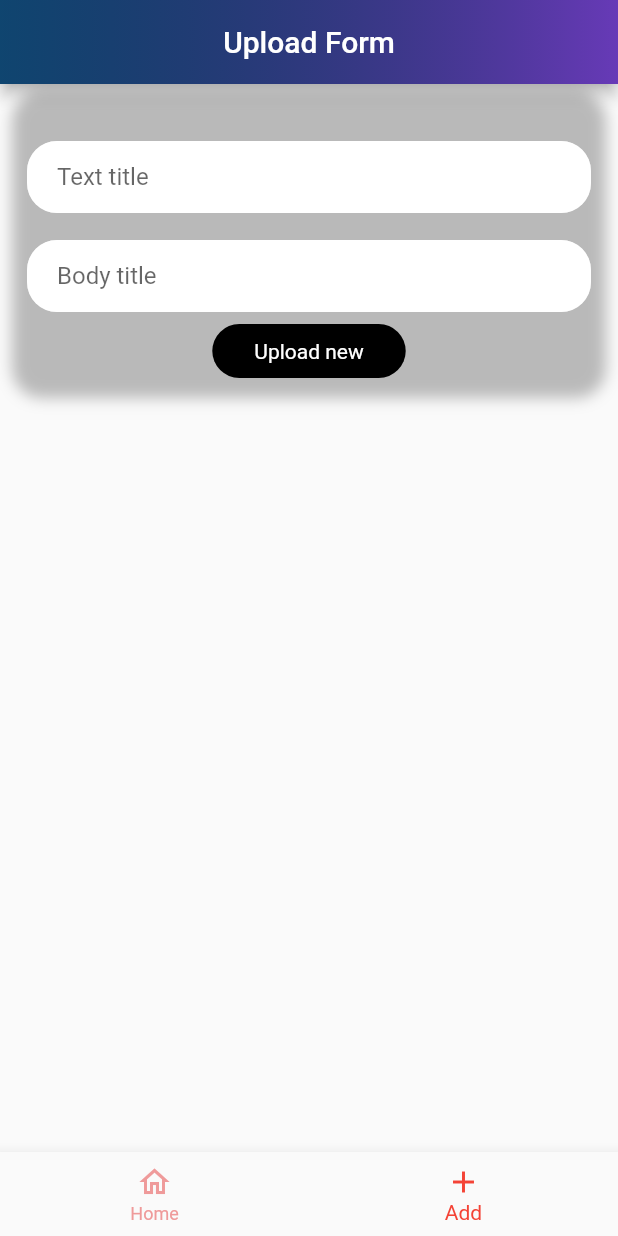
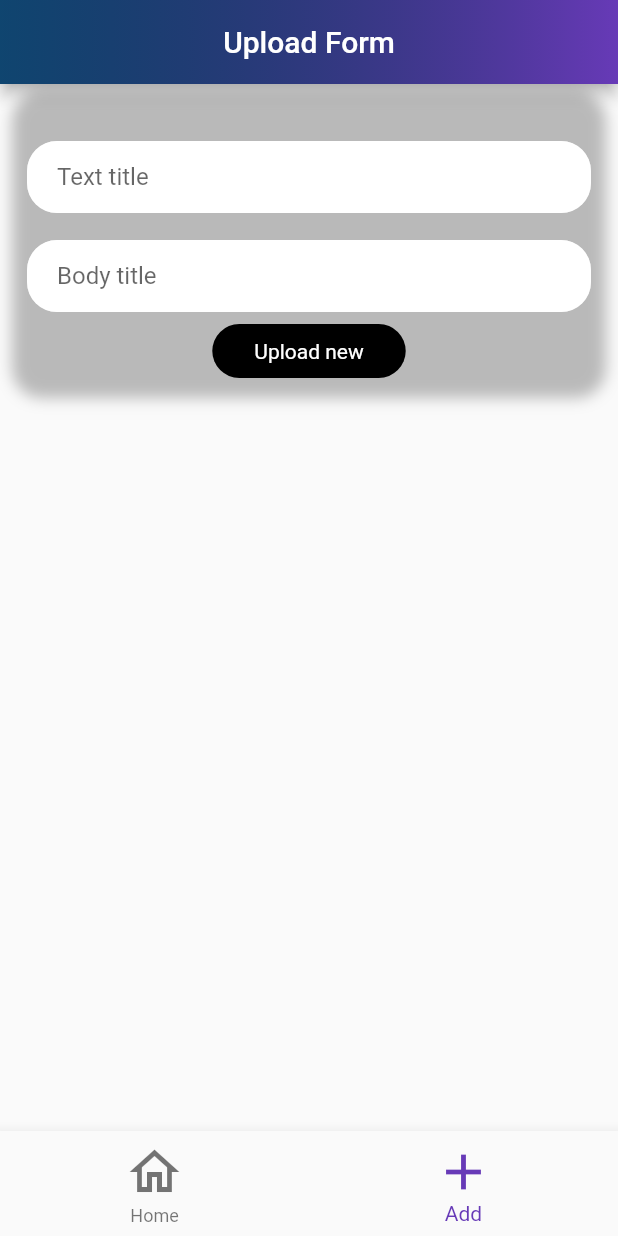
Before and after one commit to zehraeryoldas/socialmediafeedapp, a Flutter app: the screen it shows after launch, item 2 of the bottom bar chosen, on a phone screen of 412 x 824 dp. Run offline on Flutter 3.47's test engine with Material 2 defaults, Android fonts, the phone set to English and light mode, and no system bars; our stand-ins replace cloud_firestore, firebase_core, fluttertoast; accounts and stored records are empty.

Commit message:
iconsize added and color changed

```diff
--- a/lib/users/fragments/dashboard_fragment.dart
+++ b/lib/users/fragments/dashboard_fragment.dart
@@ -43,9 +43,10 @@ class _DashboardOfFragmentState extends State<DashboardOfFragment> {
               });
             },
             showSelectedLabels: true,
+            iconSize: 40,
             showUnselectedLabels: true,
-            selectedItemColor: Colors.red,
-            unselectedItemColor: Colors.red.shade200,
+            selectedItemColor: Colors.deepPurple,
+            unselectedItemColor: Colors.black54,
             items: List.generate(2, (index) {
               var navBtnProperty = _navigationButtonProperties[index];
               return BottomNavigationBarItem(
```
